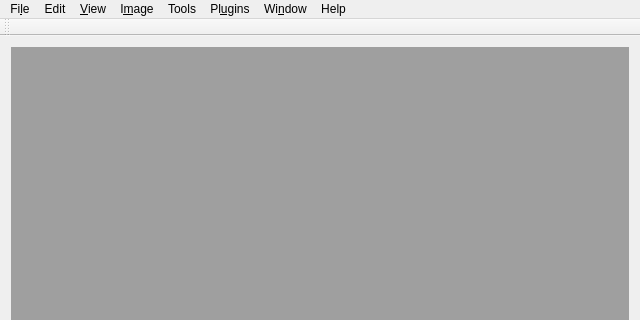
The window that src/gui/savvywindow.ui (NikEfth/SAvVy) describes before a commit, drawn with Qt 5; both pictures show x 0 to 640 and y 0 to 320 of the 640 by 473 pixel window.
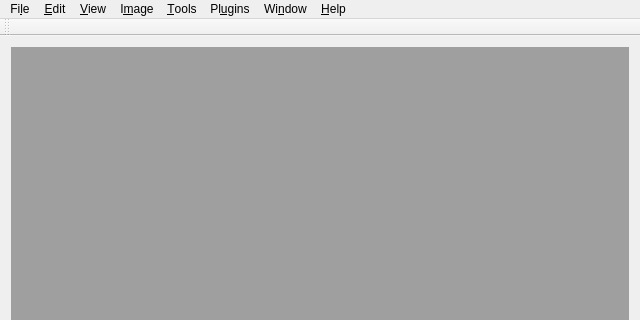
The same window after the commit. Icons and pictures are not drawn.

```diff
--- a/src/gui/savvywindow.ui
+++ b/src/gui/savvywindow.ui
@@ -36,7 +36,7 @@
      <x>0</x>
      <y>0</y>
      <width>640</width>
-     <height>23</height>
+     <height>22</height>
     </rect>
    </property>
    <widget class="QMenu" name="menuFile">
@@ -49,7 +49,7 @@
    </widget>
    <widget class="QMenu" name="menuEdit">
     <property name="title">
-     <string>Edit</string>
+     <string>&amp;Edit</string>
     </property>
     <addaction name="separator"/>
     <addaction name="actionDefault_Settings"/>
@@ -72,7 +72,7 @@
    </widget>
    <widget class="QMenu" name="menuTools">
     <property name="title">
-     <string>Tools</string>
+     <string>&amp;Tools</string>
     </property>
     <addaction name="actionSlicer"/>
     <addaction name="actionThreshold"/>
@@ -84,7 +84,7 @@
    </widget>
    <widget class="QMenu" name="menuHelp">
     <property name="title">
-     <string>Help</string>
+     <string>&amp;Help</string>
     </property>
     <addaction name="separator"/>
     <addaction name="actionStart_GUI_tests"/>
```
Left out of the diff: 12 changed lines with no effect on the pictures.
